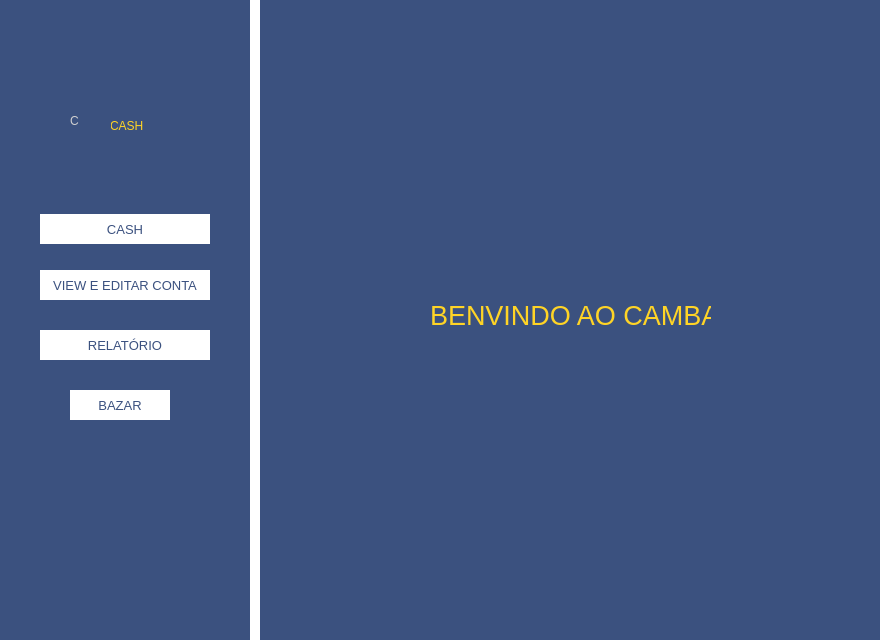
Leumim2020/CambaCash, file cambaCash/areadegestao.ui: the form before one commit.
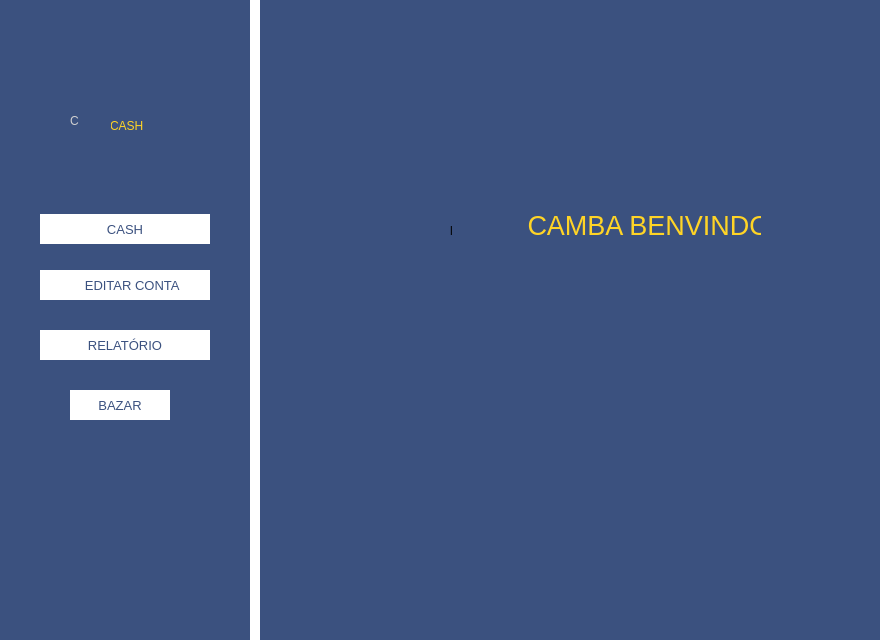
The form after the commit. Icons and pictures are not drawn.

```diff
--- a/cambaCash/areadegestao.ui
+++ b/cambaCash/areadegestao.ui
@@ -106,9 +106,9 @@
   <widget class="QLabel" name="label_5">
    <property name="geometry">
     <rect>
-     <x>430</x>
-     <y>300</y>
-     <width>281</width>
+     <x>520</x>
+     <y>210</y>
+     <width>241</width>
      <height>31</height>
     </rect>
    </property>
@@ -128,7 +128,7 @@
 font: 20pt &quot;Segoe UI&quot;;</string>
    </property>
    <property name="text">
-    <string>BENVINDO AO CAMBA</string>
+    <string> CAMBA BENVINDO</string>
    </property>
   </widget>
   <widget class="QPushButton" name="pushButton_4">
@@ -274,8 +274,8 @@
    </property>
    <property name="maximumSize">
     <size>
-     <width>0</width>
-     <height>16777215</height>
+     <width>170</width>
+     <height>35</height>
     </size>
    </property>
    <property name="font">
@@ -290,13 +290,60 @@
     <cursorShape>PointingHandCursor</cursorShape>
    </property>
    <property name="styleSheet">
-    <string notr="true">border:1px solid white;
-font: 10pt &quot;Segoe UI&quot;;
-background-color:white;
-color:rgb(59,81,127);</string>
+    <string notr="true">QPushButton{
+	border:1px solid white;
+	background-color:white;
+	color:rgb(59,81,127);
+	font: 10pt &quot;Segoe UI&quot;;
+	background-image: url(:/area/area/edit.png);
+	background-repeat:none;
+}
+QPushButton:hover{
+	border:1.2px solid #0090d8;
+}
+	</string>
    </property>
    <property name="text">
-    <string>VIEW E EDITAR CONTA</string>
+    <string>    EDITAR CONTA</string>
+   </property>
+  </widget>
+  <widget class="QLabel" name="label">
+   <property name="geometry">
+    <rect>
+     <x>490</x>
+     <y>260</y>
+     <width>121</width>
+     <height>141</height>
+    </rect>
+   </property>
+   <property name="styleSheet">
+    <string notr="true">QLabel{
+	background-image: url(:/area/area/camba.png);
+	background-repeat:none;
+}
+QLabel:hover{
+	background-image: url(:/area/area/cambaM.png);
+}</string>
+   </property>
+   <property name="text">
+    <string/>
+   </property>
+  </widget>
+  <widget class="QLabel" name="label_2">
+   <property name="geometry">
+    <rect>
+     <x>450</x>
+     <y>200</y>
+     <width>71</width>
+     <height>61</height>
+    </rect>
+   </property>
+   <property name="styleSheet">
+    <string notr="true">background-image: url(:/area/area/ola.png);
+background-repeat:none;</string>
+   </property>
+   <property name="text">
+    <string>l</string>
    </property>
   </widget>
  </widget>
```
Left out of the diff: 50 changed lines with no effect on the pictures.
